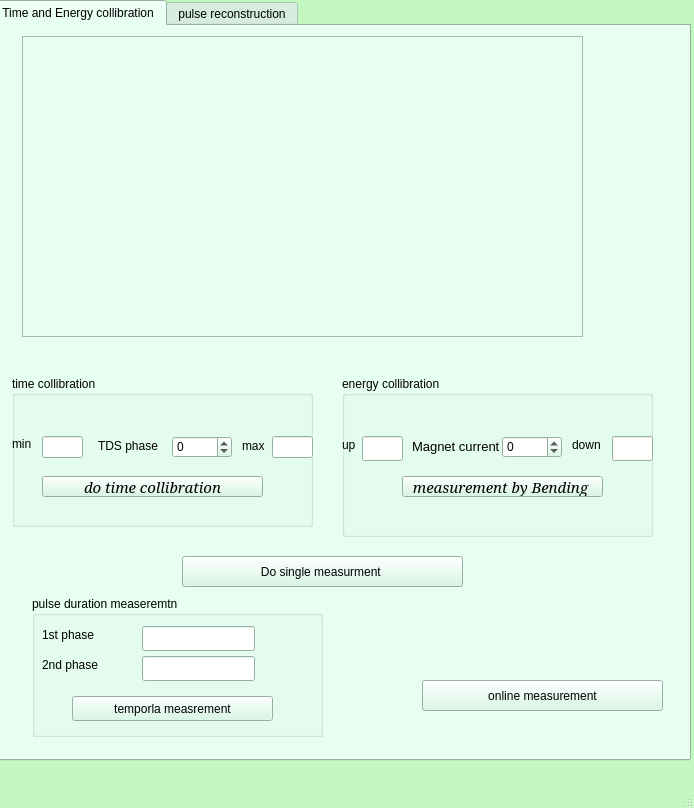
This is polarix_gui2.ui in nsmirian/PyPolarix as Qt 5 draws it before an edit. The edited form follows.
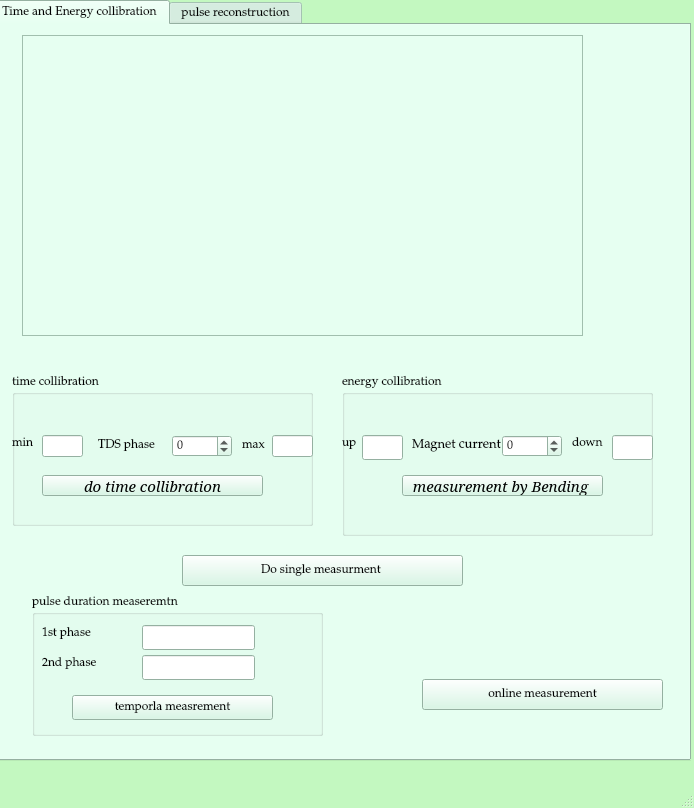
This is the edited form. The open tabs and pages were chosen to show the change.

Diff of the .ui file:
```diff
--- a/polarix_gui2.ui
+++ b/polarix_gui2.ui
@@ -278,6 +278,11 @@
       </disabled>
      </palette>
     </property>
+    <property name="font">
+     <font>
+      <family>URW Palladio L</family>
+     </font>
+    </property>
     <property name="currentIndex">
      <number>1</number>
     </property>
@@ -447,6 +452,7 @@
          <weight>9</weight>
          <italic>true</italic>
          <bold>false</bold>
+         <kerning>true</kerning>
         </font>
        </property>
        <property name="styleSheet">
@@ -654,6 +660,7 @@
        </property>
        <property name="font">
         <font>
+         <family>URW Palladio L</family>
          <pointsize>10</pointsize>
         </font>
        </property>
```
Left out of the diff: 2 changed lines with no effect on the pictures.
